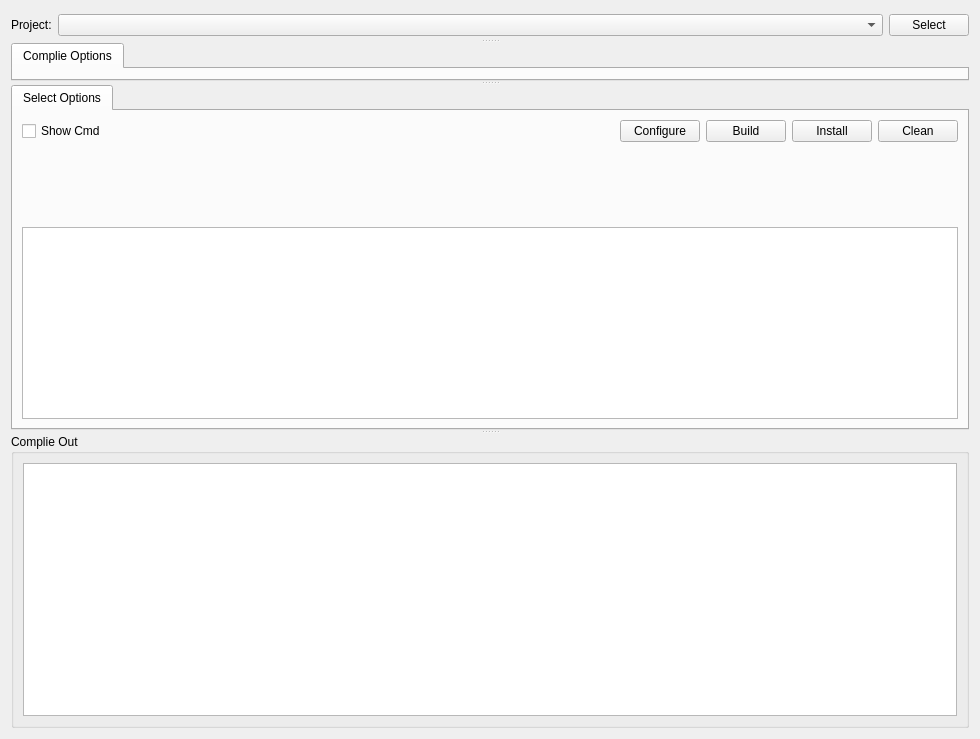
sunstorme/media-analyzer, file src/widgets/configurebuildtool.ui: the form before one commit.
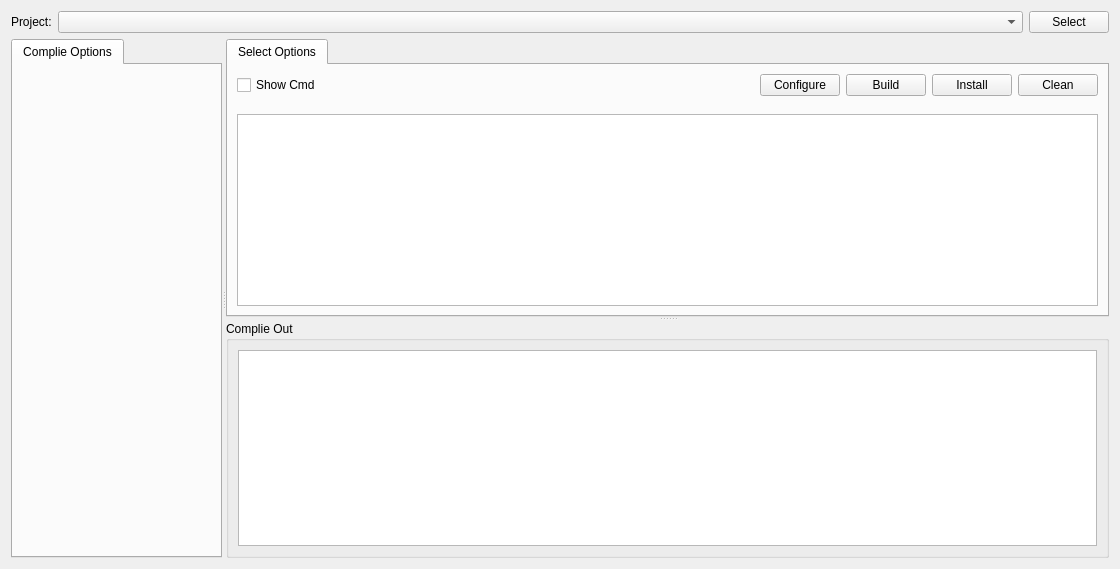
The form after the commit. Custom widgets are drawn as their Qt base class.

Commit message:
feat(build): add build tool config components and reorganize UI layout
- Add new configuration classes: zfftoolconfig and zjsonconfig
- Add zsyntaxhighlighter for code highlighting support
- Add zprogressbar component and InsertNodeDialog widget
- Restructure configurebuildtool UI: move project selector to top, change splitter orientation
- Fix memory leak in TabConfigWg by properly clearing flow layout items

What changed in the file:
```diff
--- a/src/widgets/configurebuildtool.ui
+++ b/src/widgets/configurebuildtool.ui
@@ -6,20 +6,15 @@
    <rect>
     <x>0</x>
     <y>0</y>
-    <width>980</width>
-    <height>739</height>
+    <width>1120</width>
+    <height>569</height>
    </rect>
   </property>
   <property name="windowTitle">
    <string>Form</string>
   </property>
-  <layout class="QVBoxLayout" name="verticalLayout_4">
+  <layout class="QVBoxLayout" name="verticalLayout_4" stretch="0,1">
    <item>
-    <widget class="QSplitter" name="splitter">
-     <property name="orientation">
-      <enum>Qt::Orientation::Vertical</enum>
-     </property>
-     <widget class="QWidget" name="layoutWidget">
       <layout class="QHBoxLayout" name="horizontalLayout" stretch="0,1,0">
        <item>
         <widget class="QLabel" name="label">
@@ -46,7 +41,12 @@
         </widget>
        </item>
       </layout>
-     </widget>
+   </item>
+   <item>
+    <widget class="QSplitter" name="splitter_2">
+     <property name="orientation">
+      <enum>Qt::Orientation::Horizontal</enum>
+     </property>
      <widget class="QTabWidget" name="tabWidget">
       <property name="currentIndex">
        <number>0</number>
@@ -74,6 +74,10 @@
        </layout>
       </widget>
      </widget>
+     <widget class="QSplitter" name="splitter">
+      <property name="orientation">
+       <enum>Qt::Orientation::Vertical</enum>
+      </property>
      <widget class="QTabWidget" name="tabWidget_2">
       <property name="currentIndex">
        <number>0</number>
@@ -176,6 +180,7 @@
         <widget class="ZTextEditor" name="complie_output_ple"/>
        </item>
       </layout>
+      </widget>
      </widget>
     </widget>
    </item>
```
Lines whose indentation alone changed are shown as unchanged. The commit also changes 2 other files.
